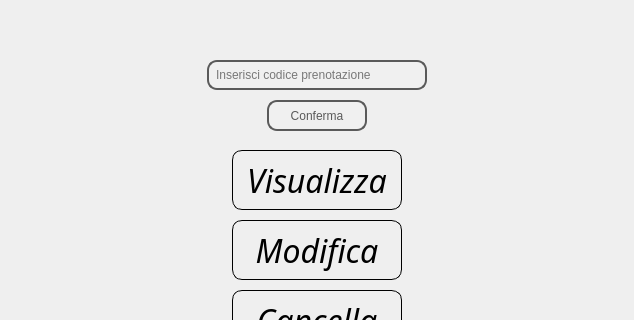
manufara/Ingegneria-del-Software, file Progetto/Mockup/gest_pren_cli.ui: the form before one commit; both pictures show x 0 to 634 and y 0 to 320 of the 634 by 480 pixel window.
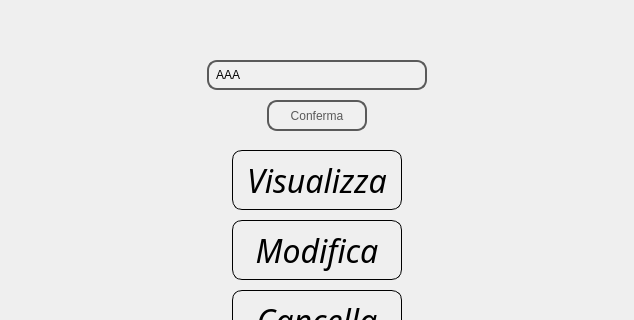
The form after the commit. Icons and pictures are not drawn.

```diff
--- a/Progetto/Mockup/gest_pren_cli.ui
+++ b/Progetto/Mockup/gest_pren_cli.ui
@@ -181,6 +181,9 @@
                 background-color: #F0F0F0;            /* Colore di sfondo */
             }</string>
     </property>
+    <property name="text">
+     <string>AAA</string>
+    </property>
     <property name="placeholderText">
      <string>Inserisci codice prenotazione</string>
     </property>
```
